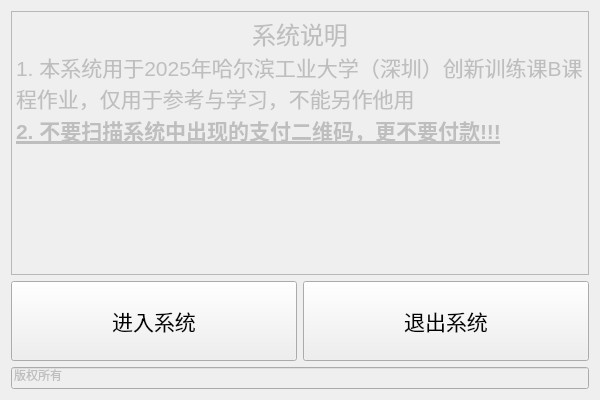
DrinkerqvB/SimulationTicketingSystem_ShenzhenMetro, file SimulationTicketingSystem_ShenzhenMetro/Widget.ui: the form before one commit.
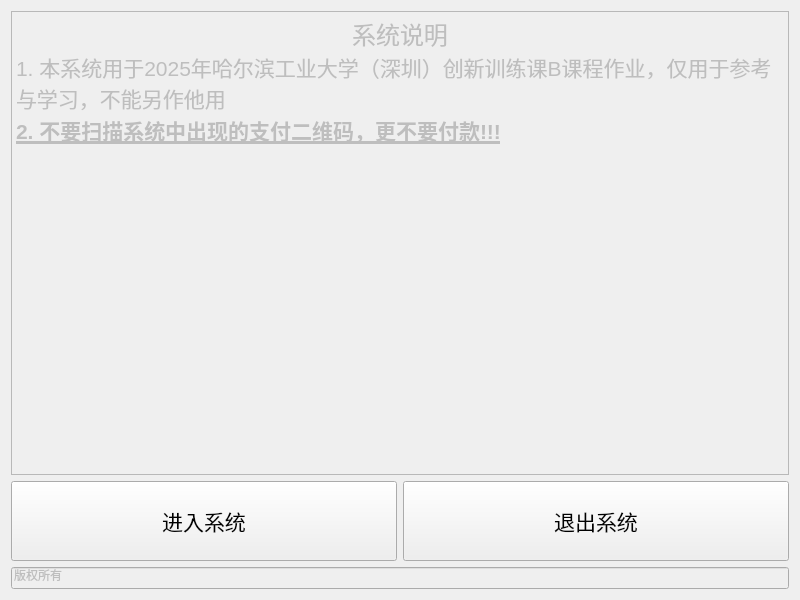
The form after the commit.

Patch:
```diff
--- a/SimulationTicketingSystem_ShenzhenMetro/Widget.ui
+++ b/SimulationTicketingSystem_ShenzhenMetro/Widget.ui
@@ -6,8 +6,8 @@
    <rect>
     <x>0</x>
     <y>0</y>
-    <width>600</width>
-    <height>400</height>
+    <width>800</width>
+    <height>600</height>
    </rect>
   </property>
   <property name="sizePolicy">
@@ -18,8 +18,8 @@
   </property>
   <property name="minimumSize">
    <size>
-    <width>0</width>
-    <height>0</height>
+    <width>800</width>
+    <height>600</height>
    </size>
   </property>
   <property name="windowTitle">
```
